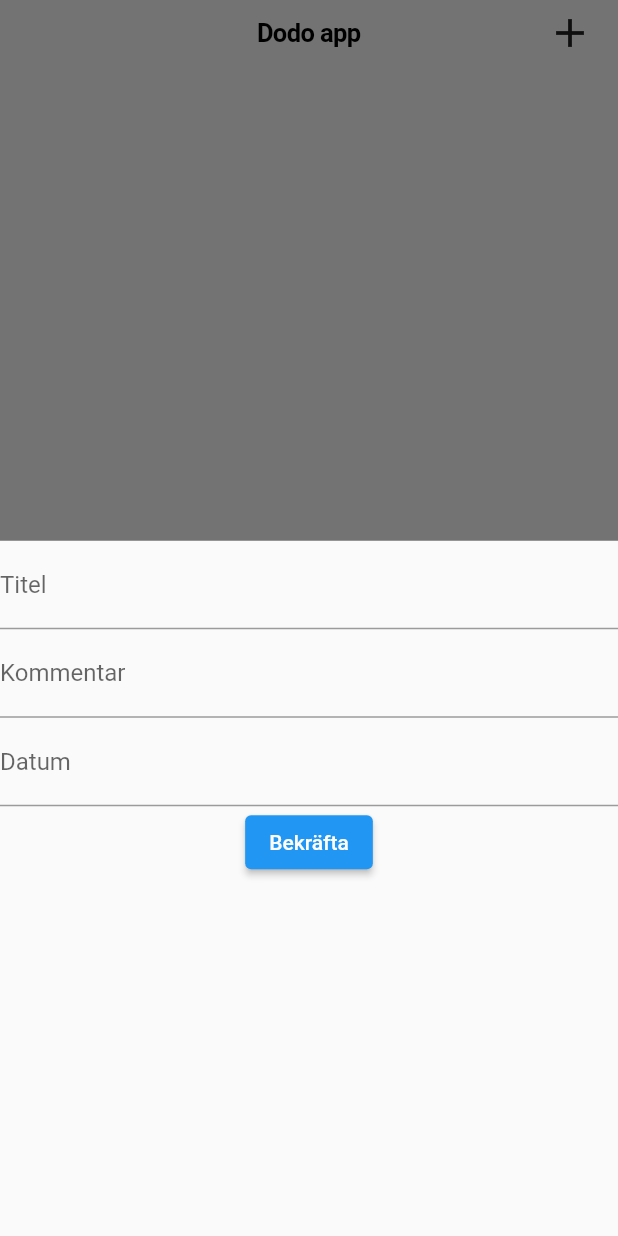
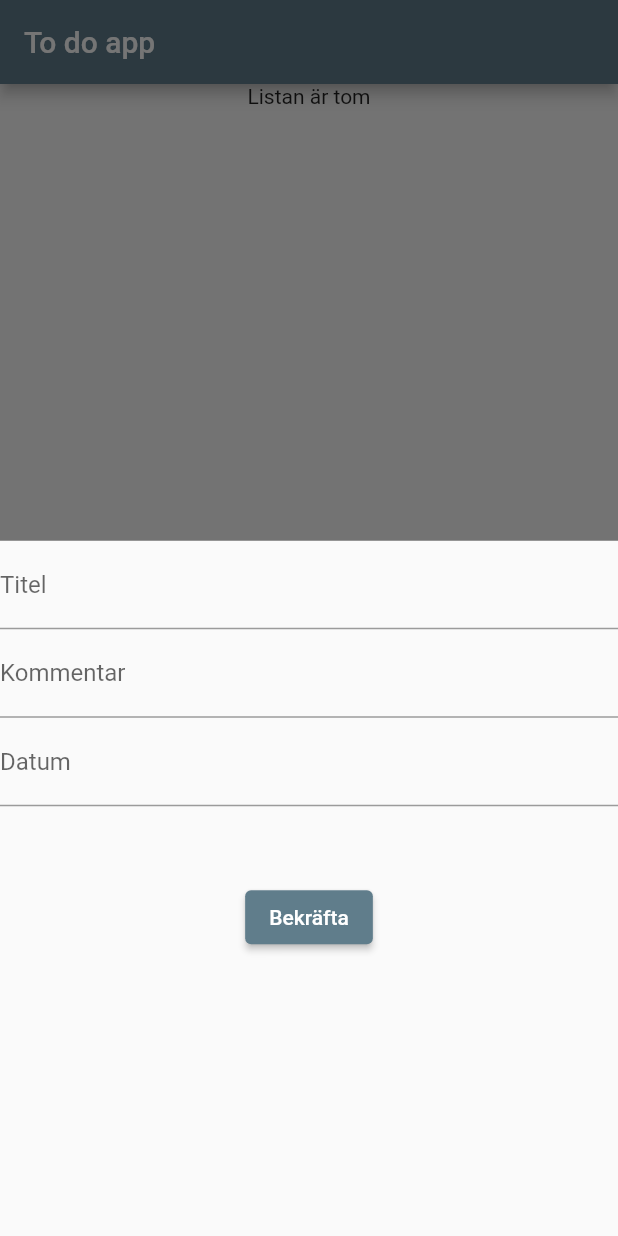
Before and after one commit to Noccis/school_todo, a Flutter app: the screen it shows after launch, after a tap on the "add" icon, on a phone screen of 412 x 824 dp. Run offline on Flutter 3.47's test engine with Material 2 defaults, Android fonts, the phone set to English and light mode, and no system bars.

```diff
--- a/lib/main.dart
+++ b/lib/main.dart
@@ -14,7 +14,7 @@ class MyApp extends StatelessWidget {
   @override
   Widget build(BuildContext context) {
     return MaterialApp(
-      theme: ThemeData(primarySwatch: Colors.blue),
+      theme: ThemeData(primarySwatch: Colors.blueGrey),
       title: "It Högskolan Flutter App",
       home: MyHomePage(),
     );
@@ -47,7 +47,7 @@ class _MyHomePageState extends State<MyHomePage> {
 
   @override
   Widget build(BuildContext context) {
-    return Platform.isIOS
+    return Platform.isAndroid
         ? Scaffold(
             // För android endast
             appBar: AppBar(
@@ -68,6 +68,7 @@ class _MyHomePageState extends State<MyHomePage> {
             ),
           )
         : CupertinoPageScaffold(
+
             // För IOS endast
             child: helaTodoListan.isEmpty
                 ? Center(
--- a/lib/ny_todo.dart
+++ b/lib/ny_todo.dart
@@ -38,9 +38,12 @@ class _NyTodoState extends State<NyTodo> {
           decoration: InputDecoration(labelText: "Datum"),
           controller: dateController,
         ),
-        ElevatedButton(
-          onPressed: skickaTillbaka,
-          child: Text("Bekräfta"),
+        Padding(
+          padding: const EdgeInsets.only(top: 50),
+          child: ElevatedButton(
+            onPressed: skickaTillbaka,
+            child: Text("Bekräfta"),
+          ),
         )
       ],
     );
```
Also changed, not shown: lib/todo_list.dart (+27 -15 lines).
